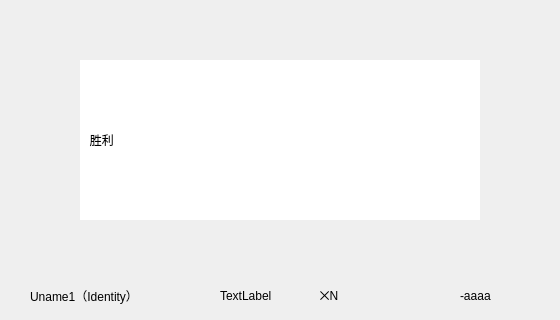
SheepOrnot/TNTDDZ, file gameoverwidget.ui: the form before one commit; both pictures show x 300 to 860 and y 0 to 320 of the 1186 by 667 pixel window.
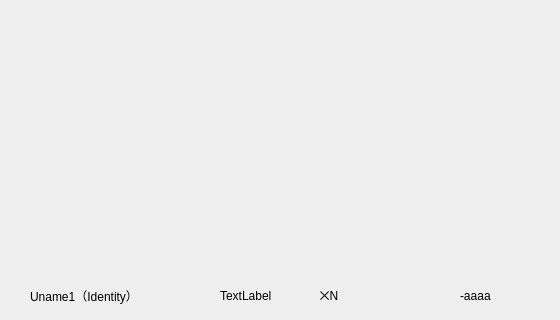
The form after the commit.

The edit to the form file:
```diff
--- a/gameoverwidget.ui
+++ b/gameoverwidget.ui
@@ -23,11 +23,11 @@
     </rect>
    </property>
    <property name="styleSheet">
-    <string notr="true">background-color: rgb(255, 255, 255);
+    <string notr="true">
 font: 72pt &quot;ZXF Small Pudding Trial&quot;;</string>
    </property>
    <property name="text">
-    <string>   胜利</string>
+    <string/>
    </property>
   </widget>
   <widget class="QLabel" name="Username3">
```
